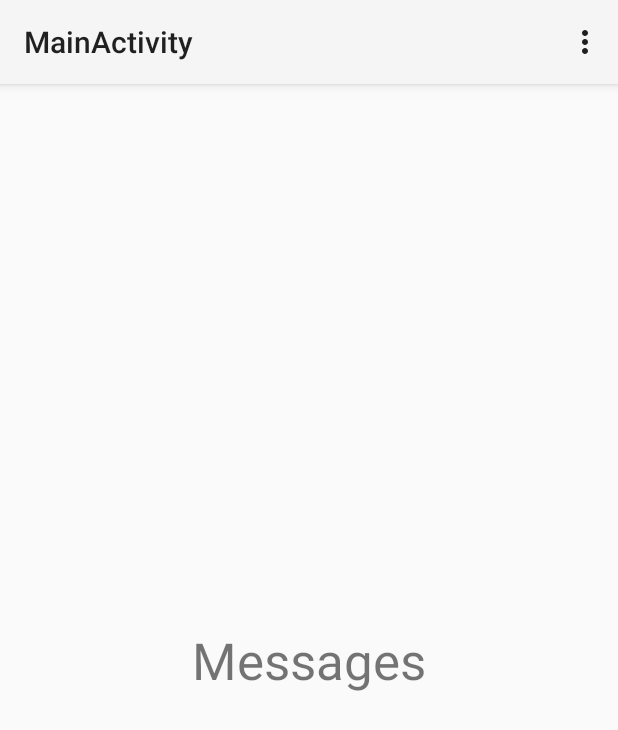
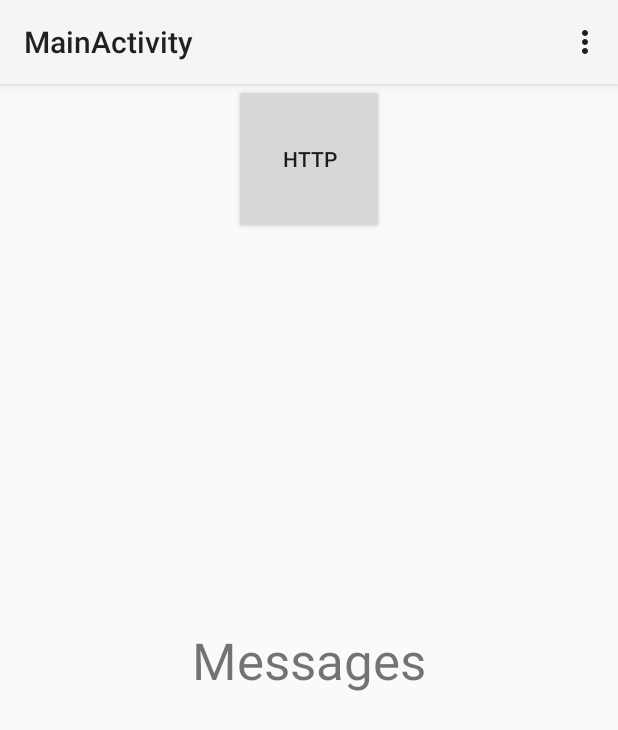
Before and after one commit to christianvazquez7/CAPSTONE, an Android app: the screen it shows after launch (MainActivity), on a phone screen of 412 x 824 dp. Shown: the top 730 px of the screen. Run offline under Robolectric (Android 15) with nearby library versions, the phone set to English and light mode, and no system bars.

Commit message:
Test button

```diff
--- a/Android/companionapp/src/main/java/com/nvbyte/companionapp/MainActivity.java
+++ b/Android/companionapp/src/main/java/com/nvbyte/companionapp/MainActivity.java
@@ -8,6 +8,8 @@ import android.content.IntentFilter;
 import android.os.Bundle;
 import android.view.Menu;
 import android.view.MenuItem;
+import android.view.View;
+import android.widget.Button;
 import android.widget.TextView;
 
 
@@ -32,6 +34,14 @@ public class MainActivity extends Activity {
     protected void onCreate(Bundle savedInstanceState) {
         super.onCreate(savedInstanceState);
         setContentView(R.layout.activity_main);
+
+        Button b = (Button) findViewById(R.id.http);
+        b.setOnClickListener(new View.OnClickListener() {
+            @Override
+            public void onClick(View v) {
+                RequestManager.getInstance(MainActivity.this).sendMovement(new byte[0]);
+            }
+        });
         mMessage = (TextView) findViewById(R.id.message);
     }
 
--- a/Android/companionapp/src/main/java/com/nvbyte/companionapp/RequestManager.java
+++ b/Android/companionapp/src/main/java/com/nvbyte/companionapp/RequestManager.java
@@ -16,7 +16,7 @@ import com.android.volley.toolbox.Volley;
 public class RequestManager {
     private RequestQueue mRequestQueue;
     private static RequestManager mRequestManager;
-    private static final String IP = "192.168.1.100";
+    private static final String IP = "192.168.1.9";
     private static final String SURVEY_ROUTE = "http://"+IP+":5000/survey";
     private static final String HEART_BEAT_ROUTE = "http://"+IP+":5000/heartbeat";
     private static final String CHECK_IN_ROUTE = "http://"+IP+":5000/checkIn";
--- a/Android/companionapp/src/main/res/layout/activity_main.xml
+++ b/Android/companionapp/src/main/res/layout/activity_main.xml
@@ -8,5 +8,11 @@
         android:gravity="center" android:layout_centerInParent="true" android:text="Messages" android:layout_width="wrap_content"
         android:layout_height="wrap_content"
         android:textSize="34dp"/>
+    <Button
+        android:id="@+id/http"
+        android:layout_width="100dp"
+        android:layout_height="100dp"
+        android:layout_centerHorizontal="true"
+        android:text="HTTP"/>
 
 </RelativeLayout>
```
